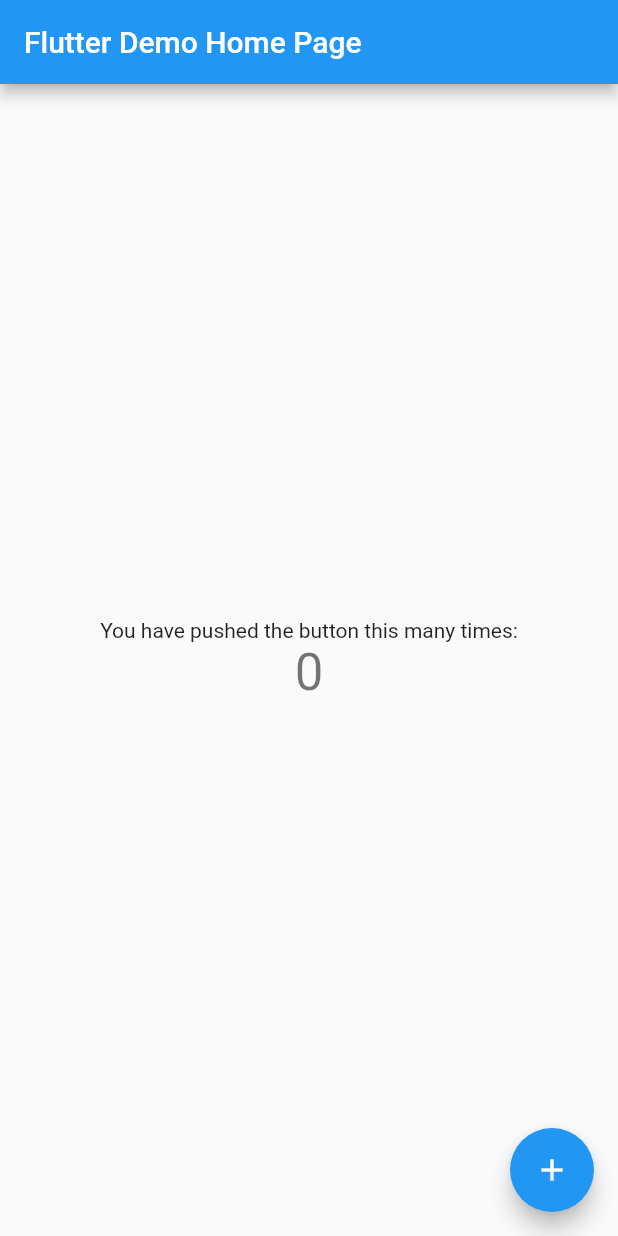
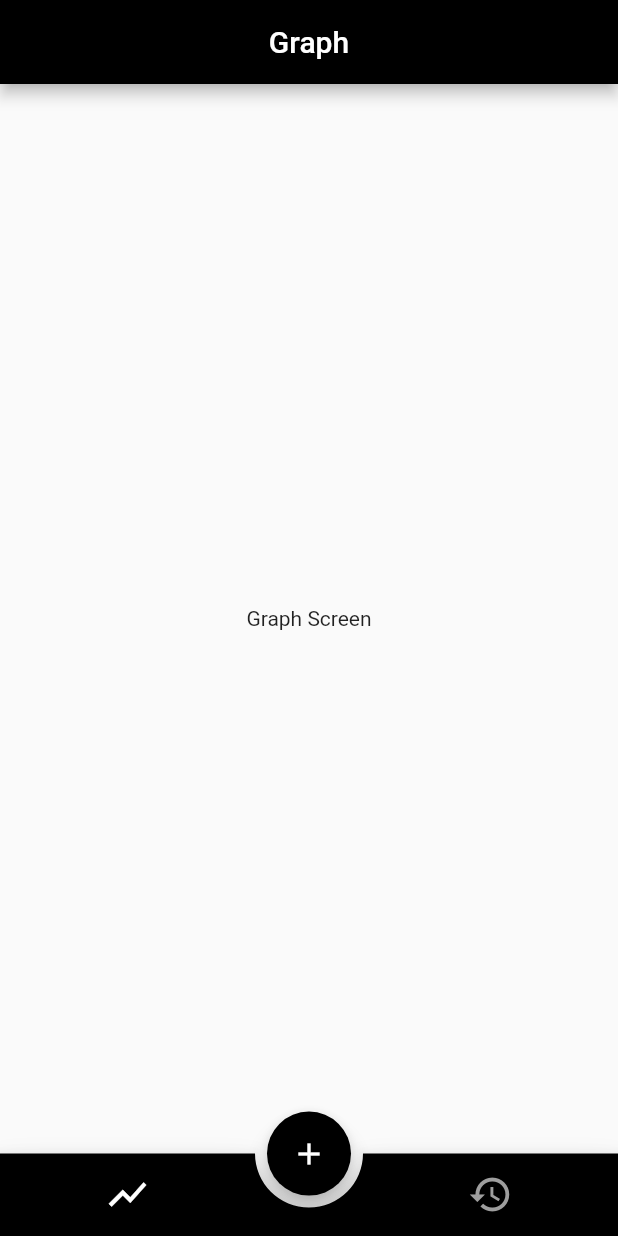
Before and after one commit to hbatuhankurt/weight_tracker_app, a Flutter app: the screen it shows after launch, on a phone screen of 412 x 824 dp. Run offline on Flutter 3.47's test engine with Material 2 defaults, Android fonts, the phone set to English and light mode, and no system bars; drawn by our look-alikes of animated_bottom_navigation_bar; our stand-ins replace font_awesome_flutter, freezed_annotation, get, numberpicker.

Commit message:
Getx implemented.
Models added.
Graph, History and Add Record view developed.

```diff
--- a/lib/main.dart
+++ b/lib/main.dart
@@ -1,115 +1,23 @@
 import 'package:flutter/material.dart';
+import 'package:flutter/services.dart';
+import 'package:get/get.dart';
+
+import 'views/home.dart';
 
 void main() {
+  //SystemChrome.setSystemUIOverlayStyle(const SystemUiOverlayStyle(statusBarColor: Colors.transparent));
   runApp(const MyApp());
 }
 
 class MyApp extends StatelessWidget {
   const MyApp({Key? key}) : super(key: key);
-
-  // This widget is the root of your application.
   @override
   Widget build(BuildContext context) {
-    return MaterialApp(
-      title: 'Flutter Demod',
-      theme: ThemeData(
-        // This is the theme of your application.
-        //
-        // Try running your application with "flutter run". You'll see the
-        // application has a blue toolbar. Then, without quitting the app, try
-        // changing the primarySwatch below to Colors.green and then invoke
-        // "hot reload" (press "r" in the console where you ran "flutter run",
-        // or simply save your changes to "hot reload" in a Flutter IDE).
-        // Notice that the counter didn't reset back to zero; the application
-        // is not restarted.
-        primarySwatch: Colors.blue,
-      ),
-      home: const MyHomePage(title: 'Flutter Demo Home Page'),
+    return GetMaterialApp(
+      debugShowCheckedModeBanner: false,
+      title: 'Weight Tracker',
+      theme: ThemeData(appBarTheme: AppBarTheme(backgroundColor: Colors.black)),
+      home: Home(),
     );
   }
 }
-
-class MyHomePage extends StatefulWidget {
-  const MyHomePage({Key? key, required this.title}) : super(key: key);
-
-  // This widget is the home page of your application. It is stateful, meaning
-  // that it has a State object (defined below) that contains fields that affect
-  // how it looks.
-
-  // This class is the configuration for the state. It holds the values (in this
-  // case the title) provided by the parent (in this case the App widget) and
-  // used by the build method of the State. Fields in a Widget subclass are
-  // always marked "final".
-
-  final String title;
-
-  @override
-  State<MyHomePage> createState() => _MyHomePageState();
-}
-
-class _MyHomePageState extends State<MyHomePage> {
-  int _counter = 0;
-
-  void _incrementCounter() {
-    setState(() {
-      // This call to setState tells the Flutter framework that something has
-      // changed in this State, which causes it to rerun the build method below
-      // so that the display can reflect the updated values. If we changed
-      // _counter without calling setState(), then the build method would not be
-      // called again, and so nothing would appear to happen.
-      _counter++;
-    });
-  }
-
-  @override
-  Widget build(BuildContext context) {
-    // This method is rerun every time setState is called, for instance as done
-    // by the _incrementCounter method above.
-    //
-    // The Flutter framework has been optimized to make rerunning build methods
-    // fast, so that you can just rebuild anything that needs updating rather
-    // than having to individually change instances of widgets.
-    return Scaffold(
-      appBar: AppBar(
-        // Here we take the value from the MyHomePage object that was created by
-        // the App.build method, and use it to set our appbar title.
-        title: Text(widget.title),
-      ),
-      body: Center(
-        // Center is a layout widget. It takes a single child and positions it
-        // in the middle of the parent.
-        child: Column(
-          // Column is also a layout widget. It takes a list of children and
-          // arranges them vertically. By default, it sizes itself to fit its
-          // children horizontally, and tries to be as tall as its parent.
-          //
-          // Invoke "debug painting" (press "p" in the console, choose the
-          // "Toggle Debug Paint" action from the Flutter Inspector in Android
-          // Studio, or the "Toggle Debug Paint" command in Visual Studio Code)
-          // to see the wireframe for each widget.
-          //
-          // Column has various properties to control how it sizes itself and
-          // how it positions its children. Here we use mainAxisAlignment to
-          // center the children vertically; the main axis here is the vertical
-          // axis because Columns are vertical (the cross axis would be
-          // horizontal).
-          mainAxisAlignment: MainAxisAlignment.center,
-          children: <Widget>[
-            const Text(
-              'You have pushed the button this many times:',
-            ),
-            Text(
-              '$_counter',
-              style: Theme.of(context).textTheme.headline4,
-            ),
-          ],
-        ),
-      ),
-      floatingActionButton: FloatingActionButton(
-        onPressed: _incrementCounter,
-        tooltip: 'Increment',
-        child: const Icon(Icons.add),
-      ), // This trailing comma makes auto-formatting nicer for build methods.
-    );
-  }
-}
--- /dev/null
+++ b/lib/views/graph.dart
@@ -0,0 +1,23 @@
+import 'package:flutter/material.dart';
+
+class GraphScreen extends StatefulWidget {
+  const GraphScreen({Key? key}) : super(key: key);
+
+  @override
+  State<GraphScreen> createState() => _GraphScreenState();
+}
+
+class _GraphScreenState extends State<GraphScreen> {
+  @override
+  Widget build(BuildContext context) {
+    return Scaffold(
+      appBar: AppBar(
+        centerTitle: true,
+        title: const Text("Graph"),
+      ),
+      body: const Center(
+        child: Text("Graph Screen"),
+      ),
+    );
+  }
+}
--- /dev/null
+++ b/lib/views/home.dart
@@ -0,0 +1,48 @@
+import 'package:animated_bottom_navigation_bar/animated_bottom_navigation_bar.dart';
+import 'package:flutter/material.dart';
+import 'package:get/get.dart';
+import 'package:weight_tracker_app/views/add_record.dart';
+import 'package:weight_tracker_app/views/graph.dart';
+import 'package:weight_tracker_app/views/history.dart';
+
+class Home extends StatefulWidget {
+  @override
+  State<Home> createState() => _HomeState();
+}
+
+class _HomeState extends State<Home> {
+  int _currentTab = 0;
+  Widget _currentScreen = GraphScreen();
+
+  @override
+  Widget build(BuildContext context) {
+    return Scaffold(
+      //appBar: AppBar(title: Text("TRACK YOUR WEIGHT")),
+      body: _currentScreen,
+      floatingActionButton: FloatingActionButton(
+          child: const Icon(Icons.add),
+          backgroundColor: Colors.black,
+          onPressed: () {
+            Get.to(() => AddRecordView());
+          }),
+      floatingActionButtonLocation: FloatingActionButtonLocation.centerDocked,
+      bottomNavigationBar: AnimatedBottomNavigationBar(
+        height: Get.height / 15,
+        activeColor: Colors.white,
+        inactiveColor: Colors.grey,
+        backgroundColor: Colors.black,
+        gapLocation: GapLocation.center,
+        icons: const [Icons.show_chart, Icons.history],
+        iconSize: 30,
+        activeIndex: _currentTab,
+        onTap: (int) {
+          setState(() {
+            _currentTab = int;
+            _currentScreen = (int == 0) ? GraphScreen() : HistoryScreen();
+          });
+          print('Current tab: $_currentTab');
+        },
+      ),
+    );
+  }
+}
```
Also changed, not shown: lib/controllers/controller.dart (added, +15 -0 lines), lib/models/record.dart (added, +14 -0 lines), lib/views/add_record.dart (added, +141 -0 lines), lib/views/history.dart (added, +46 -0 lines), lib/widgets/record_list_tile.dart (added, +68 -0 lines), pubspec.yaml (+13 -0 lines), lib/models/record.freezed.dart (added), lib/models/record.g.dart (added), pubspec.lock.
